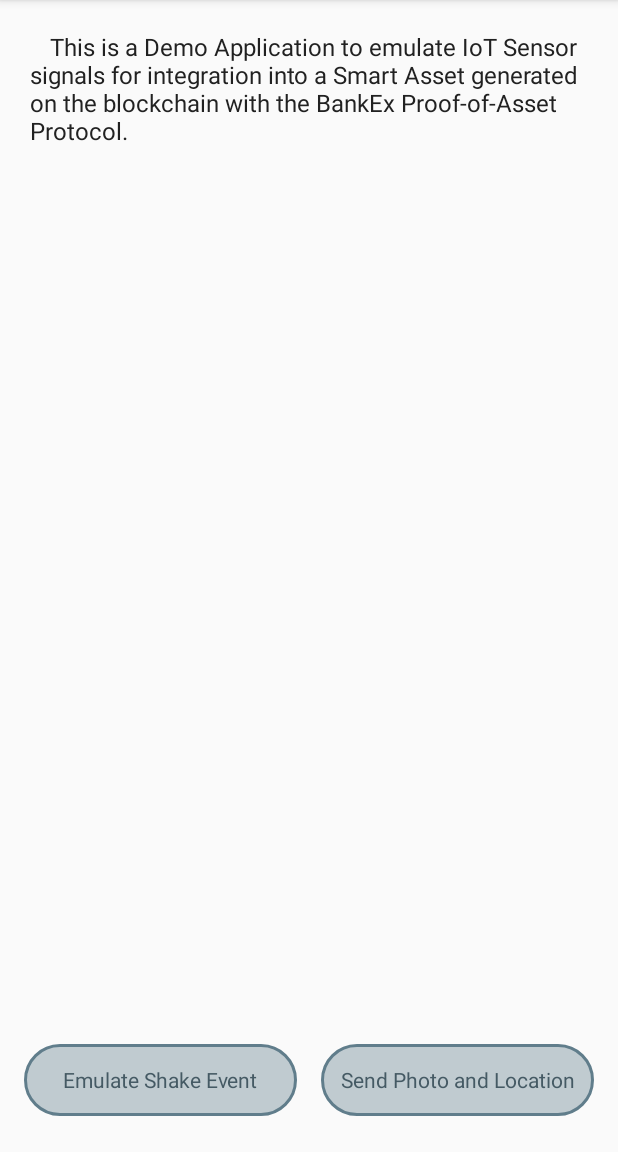
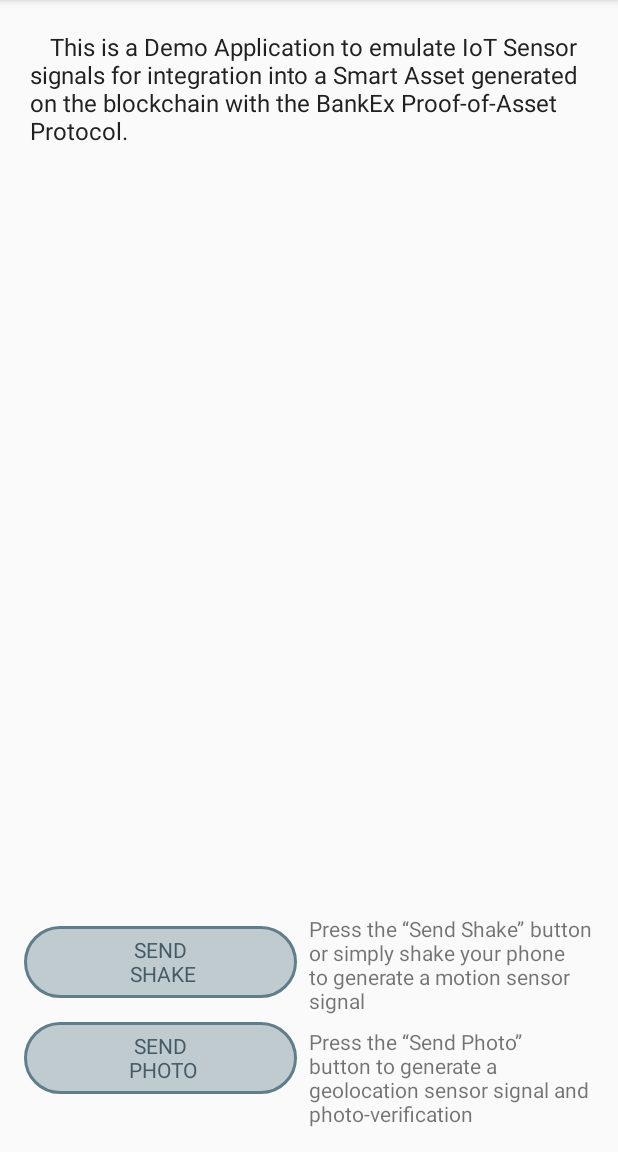
Before and after one commit to BANKEX/smart-asset-iot-android-demo, an Android app: the MainActivity screen opened directly, with no data from a screen before it, on a phone screen of 412 x 824 dp, the part 84-1236 px from its top. Run offline under Robolectric (Android 15) with nearby library versions, the phone set to English and light mode, and no system bars; our stand-ins replace ButterKnife, RxJava, Timber; libraries missing offline, so code that uses them is left out: io.realm, permissions.dispatcher; plain views replace MaterialProgressBar; 4 statements that could not run were skipped.

Commit message:
Updated UI;

```diff
--- a/app/src/main/java/com/demo/bankexdh/view/activity/IntroActivity.java
+++ b/app/src/main/java/com/demo/bankexdh/view/activity/IntroActivity.java
@@ -8,6 +8,7 @@ import android.support.v4.app.Fragment;
 
 import com.demo.bankexdh.R;
 import com.demo.bankexdh.view.fragment.IntroSlideFragment;
+import com.demo.bankexdh.view.fragment.IntroSlideFragmentLink;
 import com.github.paolorotolo.appintro.AppIntro;
 
 import butterknife.BindString;
@@ -37,7 +38,7 @@ public class IntroActivity extends AppIntro {
         super.onCreate(savedInstanceState);
         ButterKnife.bind(this);
 
-        addSlide(IntroSlideFragment.newInstance(firstTitle, firstDescription));
+        addSlide(IntroSlideFragmentLink.newInstance());
         addSlide(IntroSlideFragment.newInstance(secondTitle, secondDescription));
         setSkipText(getString(R.string.skip));
         setDoneText(getString(R.string.done));
--- a/app/src/main/res/layout/activity_main.xml
+++ b/app/src/main/res/layout/activity_main.xml
@@ -15,17 +15,19 @@
         android:layout_height="wrap_content"
         android:layout_gravity="center"
         android:layout_margin="@dimen/margin_four"
+        android:layout_marginLeft="8dp"
+        android:layout_marginRight="8dp"
+        android:layout_marginTop="8dp"
+        android:layout_weight="2"
+        android:gravity="center|start"
         android:padding="@dimen/padding"
-        android:layout_weight="2"
         android:text="@string/description"
         android:textAppearance="@style/LabelTextAppearance"
-        android:layout_marginLeft="8dp"
-        android:gravity="center|start"
         app:layout_constraintLeft_toLeftOf="parent"
-        android:layout_marginRight="8dp"
         app:layout_constraintRight_toRightOf="parent"
         app:layout_constraintTop_toTopOf="@+id/progress_bar_view"
-        android:layout_marginTop="8dp" />
+        android:layout_marginStart="8dp"
+        android:layout_marginEnd="8dp" />
 
 
     <com.airbnb.lottie.LottieAnimationView
@@ -33,49 +35,48 @@
         android:layout_width="wrap_content"
         android:layout_height="wrap_content"
         android:layout_margin="@dimen/half_margin"
+        android:layout_marginBottom="8dp"
         android:visibility="gone"
+        app:layout_constraintBottom_toTopOf="@+id/buttonContainer"
         app:layout_constraintHorizontal_bias="0.501"
         app:layout_constraintLeft_toLeftOf="parent"
         app:layout_constraintRight_toRightOf="parent"
         app:layout_constraintTop_toBottomOf="@+id/description"
         app:layout_constraintVertical_bias="0.135"
         app:lottie_fileName="done_button.json"
-        app:lottie_loop="false"
-        android:layout_marginBottom="8dp"
-        app:layout_constraintBottom_toTopOf="@+id/buttonContainer" />
+        app:lottie_loop="false" />
 
     <com.airbnb.lottie.LottieAnimationView
         android:id="@+id/animationLocation"
         android:layout_width="wrap_content"
         android:layout_height="wrap_content"
         android:layout_margin="@dimen/half_margin"
+        android:layout_marginBottom="8dp"
         android:visibility="gone"
+        app:layout_constraintBottom_toTopOf="@+id/buttonContainer"
         app:layout_constraintHorizontal_bias="0.501"
         app:layout_constraintLeft_toLeftOf="parent"
         app:layout_constraintRight_toRightOf="parent"
         app:layout_constraintTop_toBottomOf="@+id/description"
         app:layout_constraintVertical_bias="0.135"
         app:lottie_fileName="location_pin.json"
-        app:lottie_loop="false"
-        android:layout_marginBottom="8dp"
-        app:layout_constraintBottom_toTopOf="@+id/buttonContainer" />
+        app:lottie_loop="false" />
 
     <com.airbnb.lottie.LottieAnimationView
         android:id="@+id/animationError"
         android:layout_width="wrap_content"
         android:layout_height="wrap_content"
         android:layout_margin="@dimen/half_margin"
+        android:layout_marginBottom="8dp"
         android:visibility="gone"
+        app:layout_constraintBottom_toTopOf="@+id/buttonContainer"
         app:layout_constraintHorizontal_bias="0.501"
         app:layout_constraintLeft_toLeftOf="parent"
         app:layout_constraintRight_toRightOf="parent"
         app:layout_constraintTop_toBottomOf="@+id/description"
         app:layout_constraintVertical_bias="0.135"
         app:lottie_fileName="x_pop.json"
-        app:lottie_loop="false"
-        android:layout_marginBottom="8dp"
-        app:layout_constraintBottom_toTopOf="@+id/buttonContainer" />
-
+        app:lottie_loop="false" />
 
     <LinearLayout
         android:id="@+id/buttonContainer"
@@ -88,7 +89,16 @@
         android:orientation="horizontal"
         app:layout_constraintBottom_toBottomOf="parent"
         app:layout_constraintLeft_toLeftOf="parent"
-        app:layout_constraintRight_toRightOf="parent">
+        app:layout_constraintRight_toRightOf="parent"
+        android:layout_marginStart="@dimen/half_margin"
+        android:layout_marginEnd="@dimen/half_margin">
+
+        <LinearLayout
+            android:layout_width="match_parent"
+            android:layout_height="wrap_content"
+            android:layout_weight="1"
+
+            android:orientation="vertical">
 
             <Button
                 android:id="@+id/shake_button"
@@ -98,6 +108,7 @@
                 android:layout_gravity="center"
                 android:layout_margin="@dimen/half_margin"
                 android:layout_weight="1"
+                android:textAllCaps="true"
                 android:text="@string/button_shake_label" />
 
             <Button
@@ -107,9 +118,31 @@
                 android:layout_height="wrap_content"
                 android:layout_gravity="center"
                 android:layout_margin="@dimen/half_margin"
+                android:textAllCaps="true"
                 android:layout_weight="1"
                 android:text="@string/button_photo_label" />
         </LinearLayout>
+
+        <LinearLayout
+            android:layout_width="match_parent"
+            android:layout_height="wrap_content"
+            android:layout_weight="1"
+
+            android:orientation="vertical">
+
+            <TextView
+                android:layout_width="match_parent"
+                android:layout_height="wrap_content"
+                android:layout_marginBottom="@dimen/half_margin"
+                android:text="@string/send_shake_description" />
+
+            <TextView
+                android:layout_width="match_parent"
+                android:layout_height="wrap_content"
+                android:text="@string/send_photo_description" />
+        </LinearLayout>
+    </LinearLayout>
+
 
     <FrameLayout
         android:id="@+id/fragment_container"
@@ -125,13 +158,14 @@
         android:id="@+id/progress_bar_view"
         style="@style/Widget.MaterialProgressBar.ProgressBar.Horizontal"
         android:layout_width="0dp"
-        android:layout_height="4dp"
+        android:layout_height="16dp"
         android:indeterminate="true"
         android:visibility="invisible"
         app:layout_constraintLeft_toLeftOf="parent"
         app:layout_constraintRight_toRightOf="parent"
         app:mpb_progressStyle="horizontal"
         app:mpb_useIntrinsicPadding="false"
-        tools:visibility="visible" />
+        tools:visibility="visible"
+        tools:layout_editor_absoluteY="0dp" />
 
 </android.support.constraint.ConstraintLayout>
--- a/app/src/main/res/values/colors.xml
+++ b/app/src/main/res/values/colors.xml
@@ -7,4 +7,5 @@
     <color name="colorProgress">#03A9F4</color>
     <color name="primaryText">#212121</color>
     <color name="introSlideBackground">#84AABC</color>
+    <color name="linkColor">#0645AD</color>
 </resources>
--- a/app/src/main/res/values/strings.xml
+++ b/app/src/main/res/values/strings.xml
@@ -11,15 +11,15 @@
 
     <string name="action_about_label">About</string>
     <string name="activity_about_label">About</string>
-    <string name="about_info">To use the application create a blockchain-based Smart Asset following the steps here [link to instructions]\n\nOn the stage of Smart Asset validation:\n\n1) Launch application;\n\n2) Scan the QR code of the Asset that needs to be validated;\n\n3) On the main page of the application, press the “Shake” button or simply shake your phone to generate a motion sensor signal;\n\n4) On the main page of the application press the “Photo” button to generate a geolocation sensor signal and photo-verification;\n\n5) Check for validation confirmation on the Smart Asset page.</string>
+    <string name="about_info">On the stage of Smart Asset validation:\n\n1) Launch application;\n\n2) Scan the QR code of the Asset that needs to be validated;\n\n3) On the main page of the application, press the “Shake” button or simply shake your phone to generate a motion sensor signal;\n\n4) On the main page of the application press the “Photo” button to generate a geolocation sensor signal and photo-verification;\n\n5) Check for validation confirmation on the Smart Asset page.</string>
 
     <string name="intro_first_slide_title">BankEx Blockchain Sensor</string>
-    <string name="intro_first_slide_description">To use the application create a blockchain-based Smart Asset following the steps here [link to instructions]</string>
+    <string name="intro_first_slide_description">To use the application create a blockchain-based Smart Asset following the steps here</string>
     <string name="intro_second_slide_title">On the stage of Smart Asset validation:</string>
     <string name="intro_second_slide_description">1) Launch application;\n\n2) Scan the QR code of the Asset that needs to be validated;\n\n3) On the main page of the application, press the “Shake” button or simply shake your phone to generate a motion sensor signal;\n\n4) On the main page of the application press the “Photo” button to generate a geolocation sensor signal and photo-verification;\n\n5) Check for validation confirmation on the Smart Asset page.</string>
 
-    <string name="button_shake_label">Emulate Shake Event</string>
-    <string name="button_photo_label">Send Photo and Location</string>
+    <string name="button_shake_label">Send\n Shake</string>
+    <string name="button_photo_label">Send\n Photo</string>
     <string name="send_hint_label">Check for validation confirmation\n on the Smart Asset page</string>
     <string name="skip">Skip</string>
     <string name="done">Done</string>
@@ -31,4 +31,8 @@
     <string name="error_incorrect_asset_id">Incorrect asset id</string>
     <string name="something_went_wrong">Something went wrong</string>
     <string name="asset_id_empty">Asset Id cannot be empty</string>
+    <string name="about_info_header">To use the application create a blockchain-based Smart Asset following the steps here</string>
+    <string name="about_info_link">https://bankex.com/metamask</string>
+    <string name="send_shake_description">Press the “Send Shake” button or simply shake your phone to generate a motion sensor signal</string>
+    <string name="send_photo_description">Press the “Send Photo” button to generate a geolocation sensor signal and photo-verification</string>
 </resources>
```
Also changed, not shown: app/src/main/java/com/demo/bankexdh/utils/UIUtils.java (+11 -0 lines), app/src/main/java/com/demo/bankexdh/view/activity/AboutActivity.java (+7 -0 lines), app/src/main/java/com/demo/bankexdh/view/fragment/IntroSlideFragmentLink.java (added, +41 -0 lines), app/src/main/res/layout/activity_about.xml (+24 -3 lines), app/src/main/res/layout/fragment_first_intro_slide.xml (added, +46 -0 lines). Lines whose indentation alone changed are shown as unchanged.
